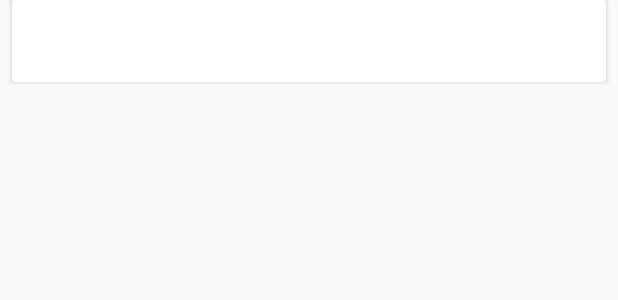
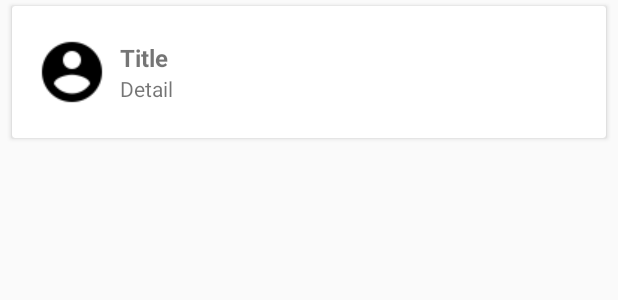
Before and after one commit to alexsemagin/My-App2, an Android app: the layout item_card.xml on its own in the app's theme, with its tools: preview values and no code run, on a phone screen of 412 x 824 dp. Shown: the top 300 px of the screen. Run offline under Robolectric (Android 15) with nearby library versions, the phone set to English and light mode, and no system bars.

Commit message:
Add image to cardview

```diff
--- a/app/src/main/java/com/example/robot/myapp2/ui/test_task/TitlesFragment.java
+++ b/app/src/main/java/com/example/robot/myapp2/ui/test_task/TitlesFragment.java
@@ -23,6 +23,7 @@ public class TitlesFragment extends Fragment implements RecyclerAdapter.OnItemSe
     private RecyclerAdapter rAdapter;
     private static final String TITLE = "title";
     private static final String DETAIL = "detail";
+
     Toolbar toolbar;
 
     @Override
--- a/app/src/main/res/layout/item_card.xml
+++ b/app/src/main/res/layout/item_card.xml
@@ -1,35 +1,64 @@
 <?xml version="1.0" encoding="utf-8"?>
 <android.support.v7.widget.CardView
     xmlns:android="http://schemas.android.com/apk/res/android"
+    xmlns:app="http://schemas.android.com/apk/res-auto"
     xmlns:card_view="http://schemas.android.com/tools"
     android:layout_width="match_parent"
     android:layout_height="wrap_content"
     android:id="@+id/card"
-    android:layout_marginBottom="8dp"
+    android:layout_marginTop="4dp"
     android:layout_marginLeft="8dp"
     android:layout_marginRight="8dp"
-    card_view:cardCornerRadius="4dp">
+    card_view:cardCornerRadius="2dp">
 
-    <LinearLayout
+    <RelativeLayout
         android:id="@+id/card_content"
         android:layout_width="match_parent"
-        android:layout_height="wrap_content"
+        android:layout_height="72dp"
         android:layout_marginTop="8dp"
         android:layout_marginBottom="8dp"
-        android:layout_marginLeft="8dp"
-        android:layout_marginRight="8dp"
         android:orientation="vertical">
 
         <TextView
             android:id="@+id/item_title"
             android:layout_width="wrap_content"
             android:layout_height="wrap_content"
-            android:textStyle="bold"/>
+            android:textStyle="bold"
+            android:text="Title"
+            android:layout_alignParentTop="true"
+            android:layout_alignParentLeft="true"
+            android:layout_alignParentStart="true"
+            android:layout_marginLeft="72dp"
+            android:layout_marginStart="72dp"
+            android:layout_marginRight="16dp"
+            android:layout_marginTop="15dp"
+            android:layout_marginBottom="15dp"
+            android:textSize="16sp" />
 
         <TextView
             android:id="@+id/item_detail"
             android:layout_width="wrap_content"
-            android:layout_height="wrap_content"/>
-    </LinearLayout>
+            android:layout_height="wrap_content"
+            android:text="Detail"
+            android:textSize="14sp"
+            android:layout_alignParentBottom="true"
+            android:layout_alignLeft="@+id/item_title"
+            android:layout_alignStart="@+id/item_title"
+            android:layout_marginTop="15dp"
+            android:layout_marginBottom="15dp" />
+
+        <ImageView
+            android:layout_width="wrap_content"
+            android:layout_height="wrap_content"
+            app:srcCompat="@drawable/ic_account_circle_black_24dp"
+            android:layout_marginTop="8dp"
+            android:layout_marginLeft="16dp"
+            android:layout_centerVertical="true"
+            android:layout_alignParentLeft="true"
+            android:layout_alignParentStart="true"
+            android:id="@+id/imageView" />
+
+
+    </RelativeLayout>
 
 </android.support.v7.widget.CardView>
--- a/app/src/main/res/menu/menu_activity_main.xml
+++ b/app/src/main/res/menu/menu_activity_main.xml
@@ -4,7 +4,6 @@
     <item
         android:id="@+id/action_edit"
         android:title="@string/settings"
-        android:icon="@mipmap/ic_arrow_back_black_24dp"
         />
 
 </menu>
```
Also changed, not shown: app/src/main/res/drawable/ic_account_circle_black_24dp.png (added), app/src/main/res/mipmap-hdpi/ic_arrow_back_black_24dp.png (deleted), app/src/main/res/mipmap-mdpi/ic_arrow_back_black_24dp.png (deleted), app/src/main/res/mipmap-xhdpi/ic_arrow_back_black_24dp.png (deleted), app/src/main/res/mipmap-xxhdpi/ic_arrow_back_black_24dp.png (deleted), app/src/main/res/mipmap-xxxhdpi/ic_arrow_back_black_24dp.png (deleted).
